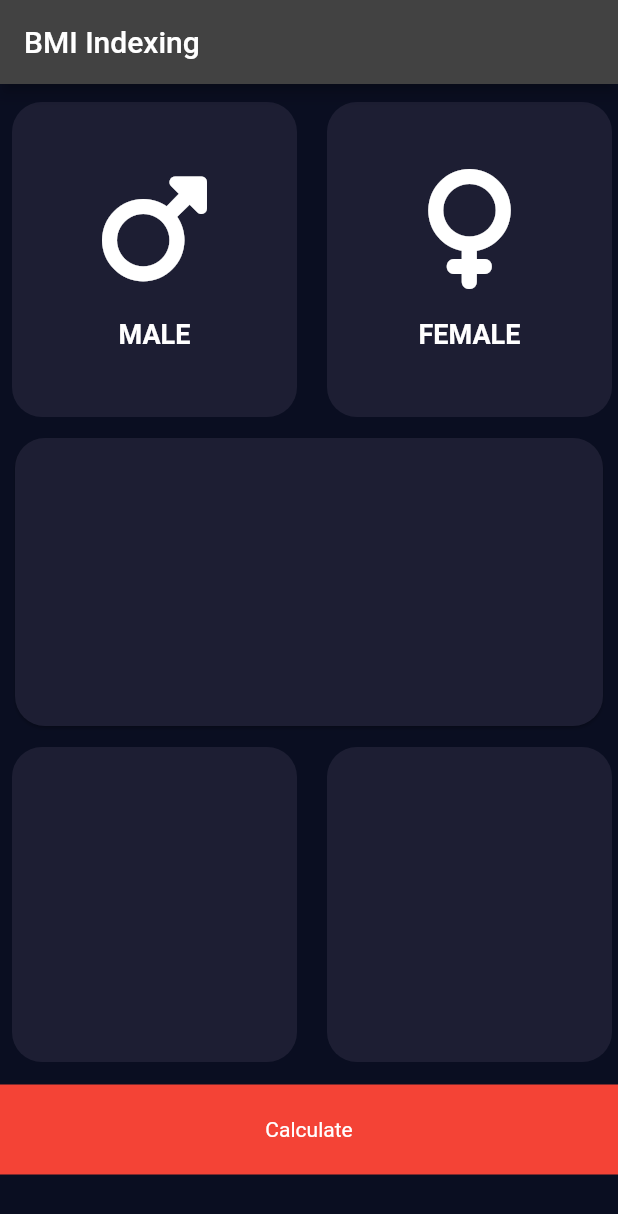
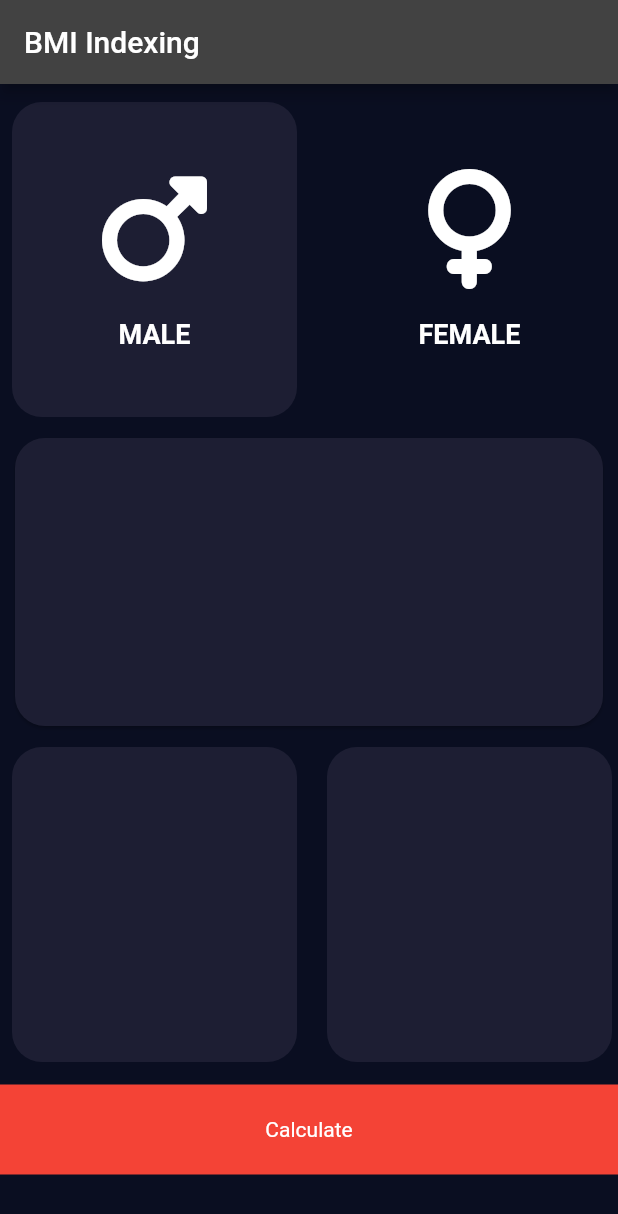
Before and after one commit to altair32/bmi_calc, a Flutter app: the screen it shows after launch, after a tap on "MALE", on a phone screen of 412 x 824 dp. Shown: the top 1214 px of the screen. Run offline on Flutter 3.47's test engine with Material 2 defaults, Android fonts, the phone set to English and light mode, and no system bars; our stand-ins replace font_awesome_flutter.

Commit message:
Gender Operation

```diff
--- a/lib/input_page.dart
+++ b/lib/input_page.dart
@@ -1,6 +1,7 @@
 import 'package:flutter/material.dart';
 import 'package:font_awesome_flutter/font_awesome_flutter.dart';
 const cardColor=Color(0xFF1D1E33);
+const inactivecardcolor=Color(0xF111328);
 class inputpage extends StatefulWidget {
   const inputpage({Key? key}) : super(key: key);
 
@@ -9,6 +10,26 @@ class inputpage extends StatefulWidget {
 }
 
 class _inputpageState extends State<inputpage> {
+  Color malecardcolor=inactivecardcolor;
+  Color femalecardcolor=inactivecardcolor;
+  void updatecolor(int g){
+    if (g==1)
+      {
+        if(malecardcolor==inactivecardcolor)
+          {malecardcolor=cardColor;
+           femalecardcolor=inactivecardcolor;}
+        else
+          malecardcolor=inactivecardcolor;
+      }
+    if(g==2)
+    {
+      if(femalecardcolor==inactivecardcolor)
+        {femalecardcolor=cardColor;
+          malecardcolor=inactivecardcolor;}
+      else
+        femalecardcolor=inactivecardcolor;
+    }
+  }
   @override
   Widget build(BuildContext context) {
     return Scaffold(
@@ -28,14 +49,24 @@ class _inputpageState extends State<inputpage> {
                     width: 8,
                   ),
                   GestureDetector(
-                    onTap: (){},
-                    child: verticalcard(colour:cardColor,
+                    onTap: (){
+                      setState(() {
+                        updatecolor(1);
+                      });
+                    },
+                    child: verticalcard(colour:malecardcolor,
                          cardchild: genderDetails(chitra: FontAwesomeIcons.mars,gender: "MALE",),       ),
                   ),
                   SizedBox(
                     width: 20,
                   ),
-                  verticalcard(colour: cardColor,cardchild: genderDetails(chitra: FontAwesomeIcons.venus,gender: "FEMALE",),),
+                  GestureDetector(
+                    onTap: (){
+                      setState(() {
+                        updatecolor(2);
+                      });
+                    },
+                      child: verticalcard(colour: femalecardcolor,cardchild: genderDetails(chitra: FontAwesomeIcons.venus,gender: "FEMALE",),)),
                 ],
               ),
               SizedBox(height: 10,),
```
